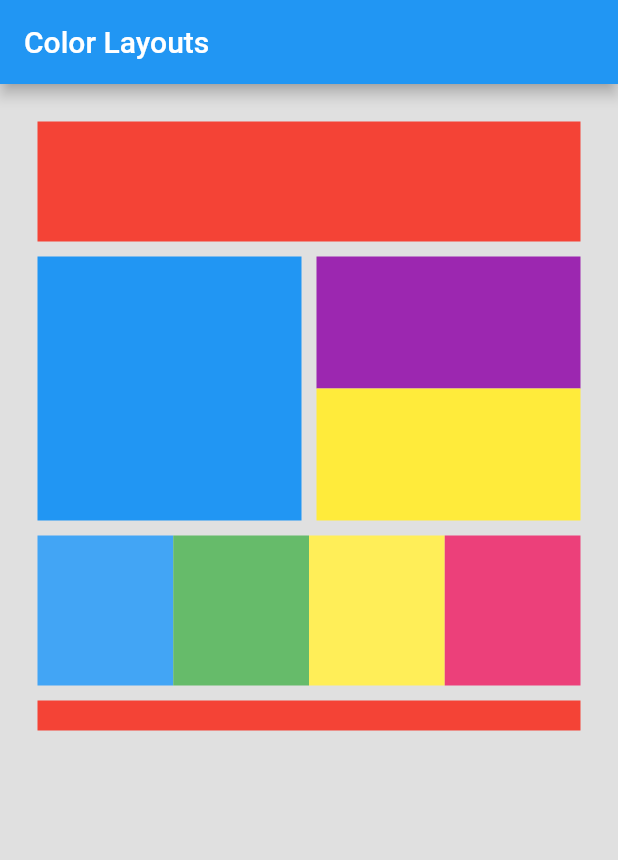
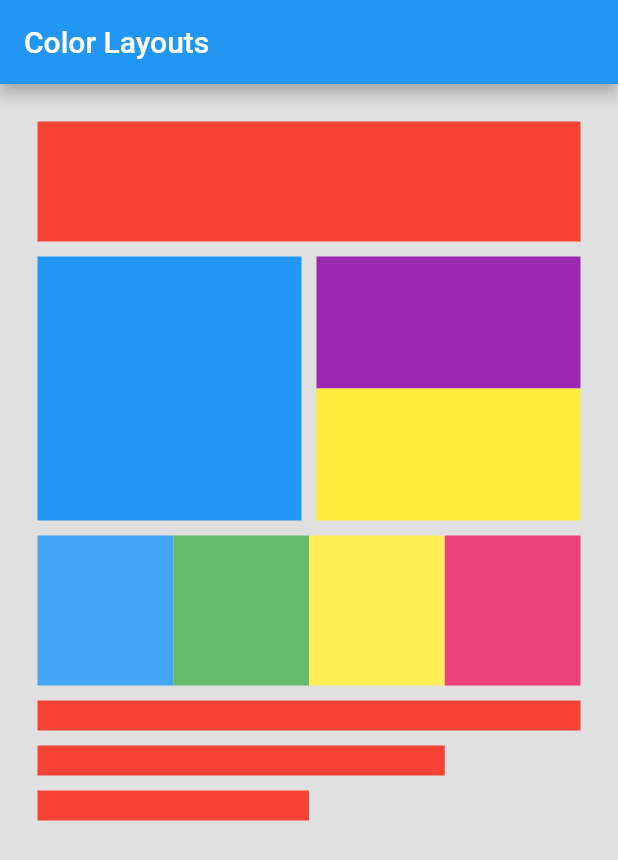
Before and after one commit to ghigbie/flutter_color_layout, a Flutter app: the screen it shows after launch, on a phone screen of 412 x 824 dp. Shown: the top 860 px of the screen. Run offline on Flutter 3.47's test engine with Material 2 defaults, Android fonts, the phone set to English and light mode, and no system bars.

Commit message:
Fix issue with alignment

```diff
--- a/lib/color_layout.dart
+++ b/lib/color_layout.dart
@@ -75,7 +75,10 @@ class _AdjustableBlock extends StatelessWidget{
       child: Row(
         children: [
           Expanded(
-            child: Container(color: Colors.red, height: _SMALL_CELLS_HEIGHT,)
+            child: FractionallySizedBox(
+              alignment: Alignment.centerLeft,
+              widthFactor: widthFactor,
+              child: Container(color: Colors.red, height: _SMALL_CELLS_HEIGHT,))
           )
         ]
       )
@@ -97,6 +100,8 @@ class ColorLayout extends StatelessWidget{
             _SecondRow(),
             _ThirdRow(),
             _AdjustableBlock(1.0),
+            _AdjustableBlock(0.75),
+            _AdjustableBlock(0.5),
           ]
             ),
         ),
```
